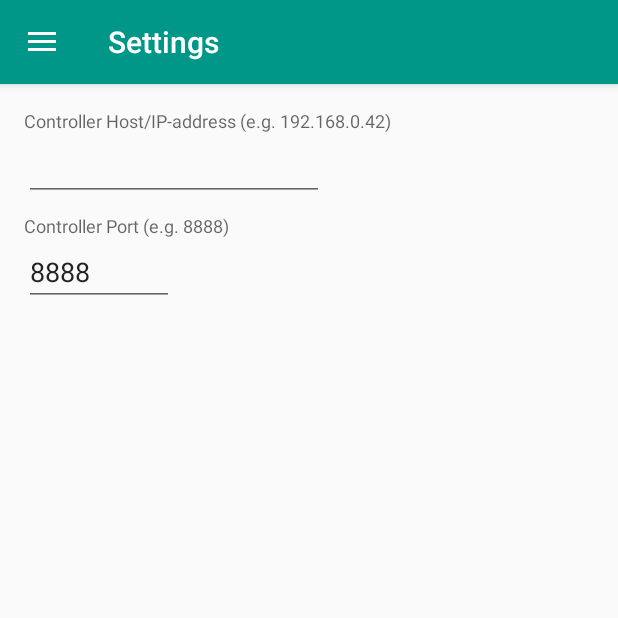
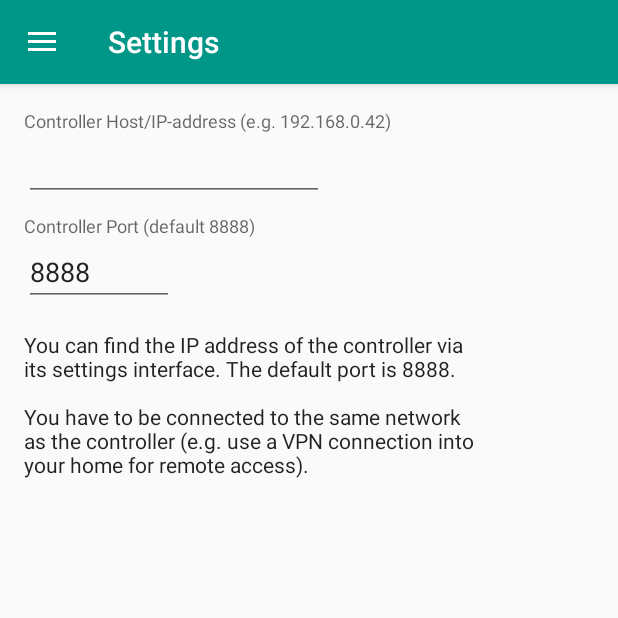
Before and after one commit to UweTrottmann/wp-display-android, an Android app: the fragment SettingsFragment placed in its activity, on a phone screen of 412 x 824 dp, the top half of it. Run offline under Robolectric (Android 15) with nearby library versions, the light colour scheme and no system bars; our stand-ins replace ButterKnife; libraries missing offline, so code that uses them is left out: de.greenrobot.event; 1 statement that could not run was skipped.

Commit message:
Add basic instructions to settings.

```diff
--- a/WpDisplayNative/app/src/main/res/layout/fragment_settings.xml
+++ b/WpDisplayNative/app/src/main/res/layout/fragment_settings.xml
@@ -32,8 +32,15 @@
         android:id="@+id/editTextSettingsPort"
         android:layout_width="100dp"
         android:layout_height="wrap_content"
+        android:layout_marginBottom="@dimen/padding_large"
         android:inputType="number"
         android:maxLength="5"
         tools:text="8888" />
 
+    <TextView
+        android:layout_width="300dp"
+        android:layout_height="wrap_content"
+        android:text="@string/settings_instructions"
+        android:textAppearance="@style/TextAppearance.AppCompat.Body1" />
+
 </LinearLayout>
--- a/WpDisplayNative/app/src/main/res/values/strings.xml
+++ b/WpDisplayNative/app/src/main/res/values/strings.xml
@@ -29,11 +29,13 @@
     <string name="label_time_return_higher">Return &gt; Target + Hysteresis</string>
 
     <string name="label_host">Controller Host/IP-address (e.g. 192.168.0.42)</string>
-    <string name="label_port">Controller Port (e.g. 8888)</string>
+    <string name="label_port">Controller Port (default 8888)</string>
 
     <string name="setup_missing">Configuration incomplete</string>
     <string name="action_setup">Setup</string>
     <string name="message_no_connection">Could not connect. Check your network connection and settings.</string>
     <string name="action_retry">Retry</string>
 
+    <string name="settings_instructions">You can find the IP address of the controller via its settings interface. The default port is 8888.\n\nYou have to be connected to the same network as the controller (e.g. use a VPN connection into your home for remote access).</string>
+
 </resources>
```
Also changed, not shown: 1 other file.
